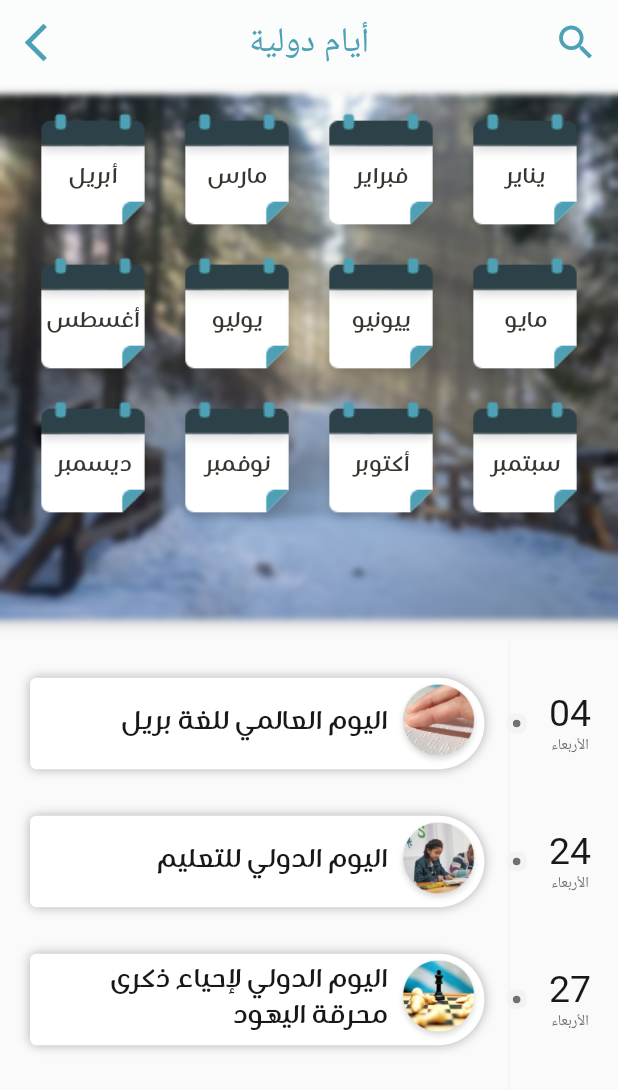
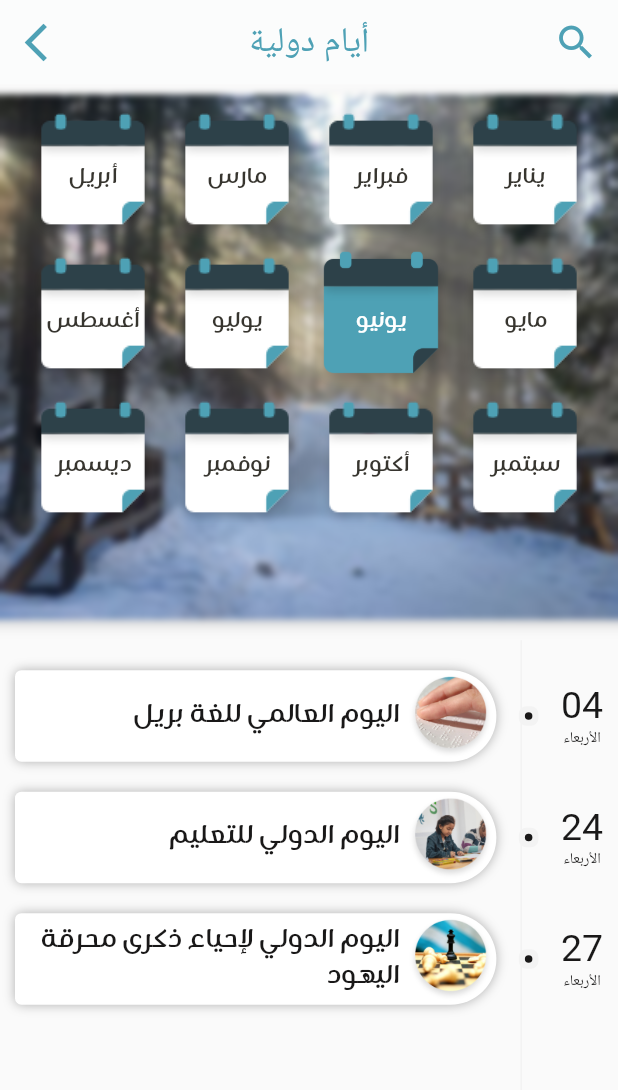
Before and after one commit to itworkco/intarnational-days, a Flutter app: the screen it shows after launch, on a phone screen of 412 x 824 dp. Shown: the top 1090 px of the screen. Run offline on Flutter 3.47's test engine with Material 2 defaults, Android fonts, the phone set to English and light mode, and no system bars; Roboto replaces fonts that are missing (Sukarblack).

Commit message:
month and day select function

```diff
--- a/lib/main.dart
+++ b/lib/main.dart
@@ -29,7 +29,8 @@ class MyHomePage extends StatefulWidget {
 }
 
 class _MyHomePageState extends State<MyHomePage> {
-  bool selected = false;
+  var day = DateTime.now().day;
+  var monthNumber = DateTime.now().month;
 
   List<String> monthes = [
     'يناير',
@@ -37,7 +38,7 @@ class _MyHomePageState extends State<MyHomePage> {
     'مارس',
     'أبريل',
     'مايو',
-    'ييونيو',
+    'يونيو',
     'يوليو',
     'أغسطس',
     'سبتمبر',
@@ -67,6 +68,13 @@ class _MyHomePageState extends State<MyHomePage> {
     );
   }
 
+  getMonth(index) {
+    setState(() {
+      monthNumber = index + 1;
+      print(monthNumber);
+    });
+  }
+
   @override
   void initState() {
     addModel();
@@ -85,7 +93,8 @@ class _MyHomePageState extends State<MyHomePage> {
             color: Color(0xff4EA1B5),
             size: 30,
           ),
-            onPressed: null),
+          onPressed: () {},
+        ),
         title: Text(
           'أيام دولية',
           style: TextStyle(
@@ -103,8 +112,7 @@ class _MyHomePageState extends State<MyHomePage> {
           )
         ],
       ),
-      body: SingleChildScrollView(
-        child: Column(
+      body: Column(
         children: <Widget>[
           Container(
             height: MediaQuery.of(context).size.height * .45,
@@ -113,26 +121,30 @@ class _MyHomePageState extends State<MyHomePage> {
                 image: AssetImage('assets/images/monthbg.png'),
                 fit: BoxFit.cover,
               ),
-                  boxShadow: [
-                    BoxShadow(
-                      offset: Offset(2, 4),
-                      color: Color(0xff00000029),
-                      blurRadius: 10,
+//              boxShadow: [
+//                BoxShadow(
+//                  offset: Offset(1, 1),
+//                  color: Color(0xff00000029),
+//                  blurRadius: 2,
+//                ),
+//              ],
             ),
-                  ]),
             child: BackdropFilter(
               filter: ImageFilter.blur(sigmaX: 2, sigmaY: 2),
               child: Container(
-                    decoration:
-                        BoxDecoration(color: Colors.white.withOpacity(0)),
+                  decoration: BoxDecoration(color: Colors.white.withOpacity(0)),
                   child: GridView.builder(
                     padding: EdgeInsets.all(14),
                     gridDelegate: SliverGridDelegateWithFixedCrossAxisCount(
                         crossAxisCount: 4),
-                      itemBuilder: (_, index) => Container(
+                    itemBuilder: (_, index) => GestureDetector(
+                      onTap: () {
+                        getMonth(index);
+                      },
+                      child: Container(
                         decoration: BoxDecoration(
                           image: DecorationImage(
-                            image: selected
+                            image: (monthNumber == index + 1)
                                 ? AssetImage('assets/images/selectedCard.png')
                                 : AssetImage('assets/images/monthCard.png'),
                           ),
@@ -141,9 +153,12 @@ class _MyHomePageState extends State<MyHomePage> {
                           child: Text(
                             monthes[index],
                             style: TextStyle(
-                              color: Color(0xff37352F),
+                              color: (monthNumber == index + 1)
+                                  ? Color(0xffffffff)
+                                  : Color(0xff37352F),
                               fontSize: 15,
                               fontFamily: 'SukarBold',
+                            ),
                           ),
                         ),
                       ),
@@ -152,19 +167,15 @@ class _MyHomePageState extends State<MyHomePage> {
                   )),
             ),
           ),
+          Expanded(
+            child: Stack(children: <Widget>[
               Container(
-              margin: EdgeInsets.fromLTRB(0, 0, 10, 0),
-              padding: EdgeInsets.only(left: 20, right: 8),
-              child: Stack(
-                children: <Widget>[
-                  Container(
-                    margin: EdgeInsets.only(right: 54),
+                margin: EdgeInsets.only(right: 64),
                 width: 1,
-                    height: MediaQuery.of(context).size.height * .37,
+                height: MediaQuery.of(context).size.height * .40,
                 color: Color(0xffF3F3F3),
               ),
-                  Container(
-                    child: ListView.builder(
+              ListView.builder(
                 scrollDirection: Axis.vertical,
                 shrinkWrap: true,
                 itemCount: eventModel.length,
@@ -172,20 +183,18 @@ class _MyHomePageState extends State<MyHomePage> {
                   return eventRow(index);
                 },
               ),
+            ]),
           )
         ],
-              ),
-            )
-          ],
-        ),
       ),
     );
   }
 
   eventRow(index) {
-    return Container(
-      padding: EdgeInsets.only(bottom: 6),
-      margin: EdgeInsets.only(top: 25),
+    return Padding(
+      padding: const EdgeInsets.only(top: 10, right: 10, left: 10),
+      child: Container(
+        margin: EdgeInsets.only(top: 10),
         child: Row(
           children: <Widget>[
             Column(
@@ -195,7 +204,8 @@ class _MyHomePageState extends State<MyHomePage> {
                   style: TextStyle(
                     fontFamily: 'Sukarblack',
                     fontSize: 25,
-                  color: Color(0xff191818),
+                    color:
+                        (day == index) ? Color(0xff1E824c) : Color(0xff191818),
                   ),
                 ),
                 Text(
@@ -203,7 +213,8 @@ class _MyHomePageState extends State<MyHomePage> {
                   style: TextStyle(
                     fontFamily: 'Sukarblack',
                     fontSize: 10,
-                  color: Color(0xff707070),
+                    color:
+                        (day == index) ? Color(0xff1E824c) : Color(0xff191818),
                   ),
                 ),
               ],
@@ -223,7 +234,9 @@ class _MyHomePageState extends State<MyHomePage> {
                     height: 5,
                     decoration: BoxDecoration(
                       borderRadius: BorderRadius.circular(5.0),
-                    color: Color(0xff707070),
+                      color: (day == index)
+                          ? Color(0xff1E824c)
+                          : Color(0xff191818),
                     ),
                   ),
                 ),
@@ -238,7 +251,54 @@ class _MyHomePageState extends State<MyHomePage> {
                     }),
                   );
                 },
-              child: Container(
+//                onTap: () {
+//                  setState(() {
+//                    day = index;
+//                  });
+//                },
+                child: (day == index)
+                    ? Container(
+                        decoration: BoxDecoration(
+                          borderRadius: BorderRadius.only(
+                              bottomRight: Radius.circular(7),
+                              topRight: Radius.circular(7),
+                              topLeft: Radius.circular(7),
+                              bottomLeft: Radius.circular(7)),
+                          color: Colors.white,
+                          boxShadow: [
+                            BoxShadow(
+                              color: Colors.black.withOpacity(.3),
+                              blurRadius: 6,
+                              offset: Offset(0, 0),
+                            ),
+                          ],
+                        ),
+                        child: Column(
+                          children: <Widget>[
+                            Container(
+                              decoration: BoxDecoration(
+                                image: DecorationImage(
+                                  image: AssetImage(eventModel[index].image),
+                                ),
+                              ),
+                              height: 61,
+                              width: 61,
+                            ),
+                            Padding(
+                              padding: const EdgeInsets.all(8.0),
+                              child: Text(
+                                eventModel[index].title,
+                                style: TextStyle(
+                                  color: Color(0xff191818),
+                                  fontSize: 16,
+                                  fontFamily: 'SukarBold',
+                                ),
+                              ),
+                            ),
+                          ],
+                        ),
+                      )
+                    : Container(
                         decoration: BoxDecoration(
                           borderRadius: BorderRadius.only(
                               bottomRight: Radius.circular(50),
@@ -283,6 +343,7 @@ class _MyHomePageState extends State<MyHomePage> {
             )
           ],
         ),
+      ),
     );
   }
 }
--- a/pubspec.yaml
+++ b/pubspec.yaml
@@ -28,6 +28,7 @@ dependencies:
   # The following adds the Cupertino Icons font to your application.
   # Use with the CupertinoIcons class for iOS style icons.
   cupertino_icons: ^0.1.3
+  timeline_list: ^0.0.5
 
 dev_dependencies:
   flutter_test:
```
Also changed, not shown: pubspec.lock. Lines whose indentation alone changed are shown as unchanged.
